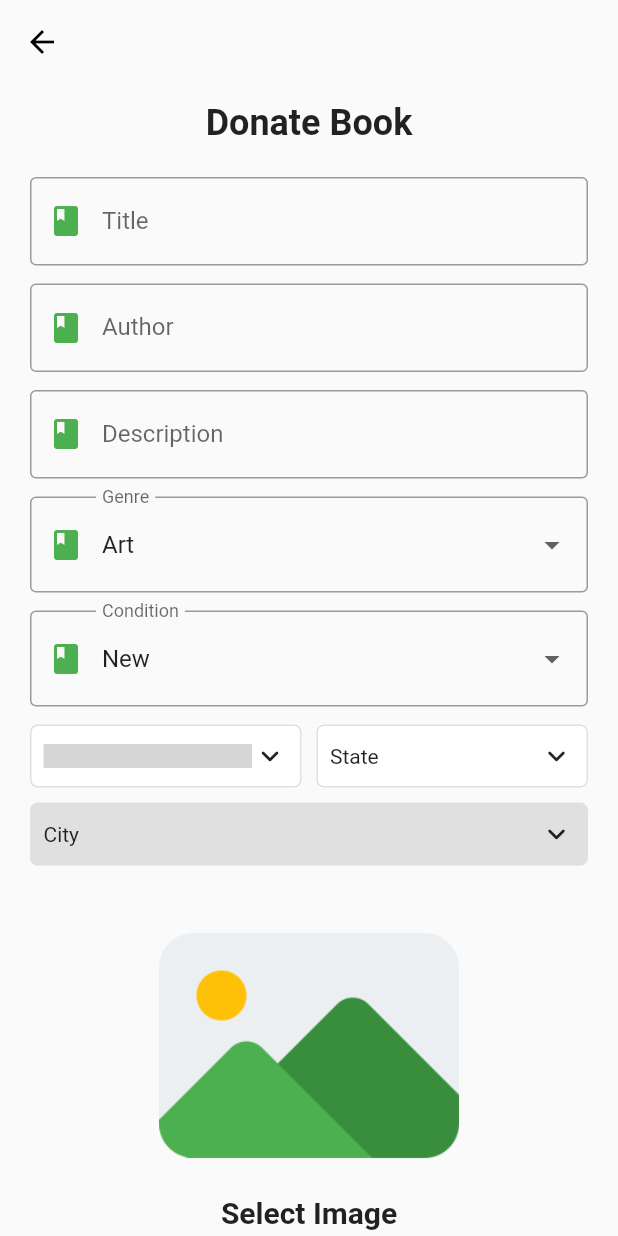
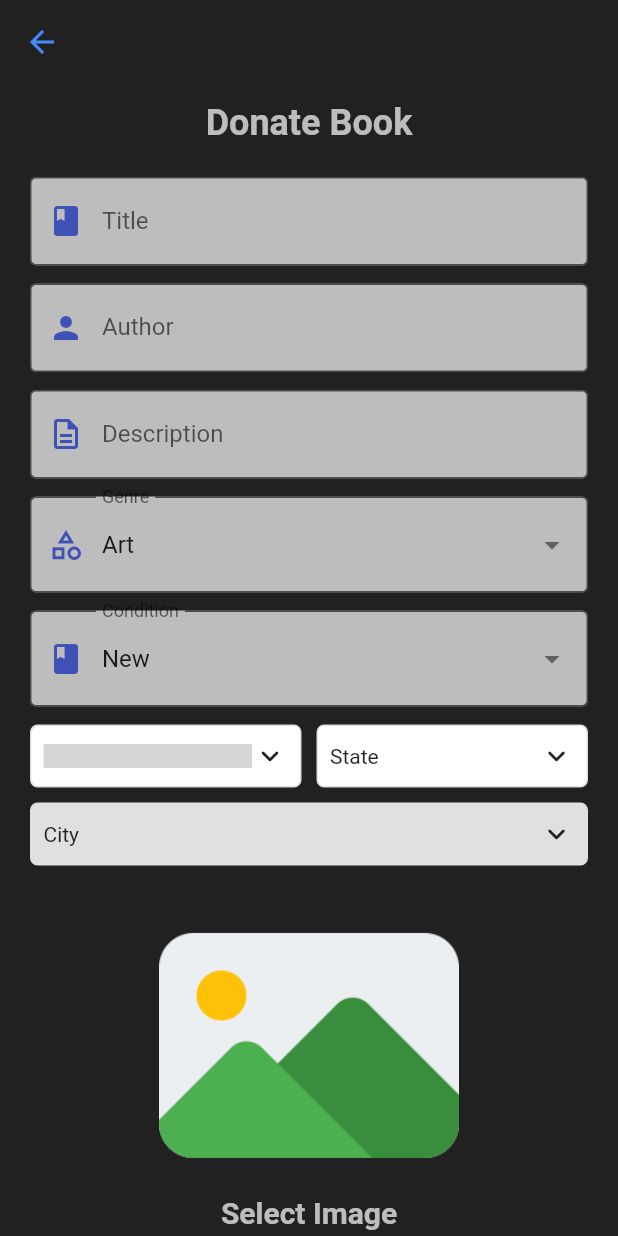
Before and after one commit to varun2430/book_bounty, a Flutter app: the screen it shows once a user with an empty profile is signed in, after a tap on "DONATE", on a phone screen of 412 x 824 dp. Run offline on Flutter 3.47's test engine with Material 2 defaults, Android fonts, the phone set to English and light mode, and no system bars; drawn by our look-alikes of csc_picker; our stand-ins replace carousel_slider, cloud_firestore, firebase_auth, firebase_core, firebase_storage, flutter_svg and 1 more; accounts and stored records are empty; network calls fail; grey boxes are pictures that could not be loaded.

Commit message:
Applies colour theme

```diff
--- a/lib/screens/details/components/body.dart
+++ b/lib/screens/details/components/body.dart
@@ -43,7 +43,7 @@ class Body extends StatelessWidget {
                     top: size.height * 0.1,
                   ),
                   decoration: const BoxDecoration(
-                    color: Colors.white,
+                    color: Colors.black87,
                     borderRadius: BorderRadius.only(
                       topLeft: Radius.circular(24),
                       topRight: Radius.circular(24),
--- a/lib/screens/details/components/description.dart
+++ b/lib/screens/details/components/description.dart
@@ -17,7 +17,7 @@ class Description extends StatelessWidget {
       ),
       child: Text(
         bookDesc,
-        style: const TextStyle(fontSize: 14),
+        style: const TextStyle(fontSize: 14,color: Colors.white70),
       ),
     );
   }
--- a/lib/screens/details/components/know_more_and_apply.dart
+++ b/lib/screens/details/components/know_more_and_apply.dart
@@ -56,7 +56,7 @@ class KnowMoreAndApply extends StatelessWidget {
                 googleSearch(title);
               },
               style: ElevatedButton.styleFrom(
-                backgroundColor: Colors.grey[500],
+                backgroundColor: Colors.blueAccent,
               ),
               child: const Text("KNOW MORE"),
             ),
@@ -74,7 +74,7 @@ class KnowMoreAndApply extends StatelessWidget {
                   child: ElevatedButton(
                     onPressed: apply,
                     style: ElevatedButton.styleFrom(
-                      backgroundColor: Colors.grey[500],
+                      backgroundColor: Colors.blueAccent,
                     ),
                     child: const Text("APPLY NOW"),
                   ),
--- a/lib/screens/details/components/location_and_condition.dart
+++ b/lib/screens/details/components/location_and_condition.dart
@@ -23,12 +23,14 @@ class LocationAndCondition extends StatelessWidget {
                 style: TextStyle(
                   fontSize: 20,
                   fontWeight: FontWeight.bold,
+                  color: Colors.white70
                 ),
               ),
               Text(
                 location,
                 style: const TextStyle(
                   fontSize: 14,
+                  color: Colors.grey
                 ),
               )
             ],
@@ -43,12 +45,14 @@ class LocationAndCondition extends StatelessWidget {
                 style: TextStyle(
                   fontSize: 20,
                   fontWeight: FontWeight.bold,
+                  color: Colors.white70
                 ),
               ),
               Text(
                 condition,
                 style: const TextStyle(
                   fontSize: 14,
+                  color:Colors.grey
                 ),
               )
             ],
--- a/lib/screens/details/details_screen.dart
+++ b/lib/screens/details/details_screen.dart
@@ -26,7 +26,7 @@ class DetailsScreen extends StatelessWidget {
   @override
   Widget build(BuildContext context) {
     return Scaffold(
-      backgroundColor: Colors.grey[300],
+      backgroundColor: Colors.grey,
       appBar: buildAppBar(context),
       body: Body(
           id: id,
--- a/lib/screens/donate/components/body.dart
+++ b/lib/screens/donate/components/body.dart
@@ -153,6 +153,7 @@ class _BodyState extends State<Body> {
               child: Text(
                 "Donate Book",
                 style: TextStyle(
+                  color: Colors.white70,
                   fontSize: 24,
                   fontWeight: FontWeight.bold,
                 ),
@@ -189,14 +190,16 @@ class _BodyState extends State<Body> {
                       controller: titleController,
                       textInputAction: TextInputAction.next,
                       decoration: const InputDecoration(
+                        filled: true,
+                        fillColor: Colors.white70,
                         border: OutlineInputBorder(
                             borderSide: BorderSide(color: Colors.black)),
                         focusedBorder: OutlineInputBorder(
                             borderSide:
-                                BorderSide(color: Color(0xFF66ffee), width: 2)),
+                                BorderSide(color:Colors.indigo, width: 2)),
                         prefixIcon: Icon(
                           Icons.book,
-                          color: Colors.green,
+                          color: Colors.indigo,
                         ),
                         labelText: 'Title',
                         hintText: 'Title',
@@ -209,14 +212,16 @@ class _BodyState extends State<Body> {
                       controller: authorController,
                       textInputAction: TextInputAction.next,
                       decoration: const InputDecoration(
+                        filled: true,
+                        fillColor: Colors.white70,
                         border: OutlineInputBorder(
                             borderSide: BorderSide(color: Colors.black)),
                         focusedBorder: OutlineInputBorder(
                             borderSide:
-                                BorderSide(color: Color(0xFF66ffee), width: 2)),
+                                BorderSide(color: Colors.indigo, width: 2)),
                         prefixIcon: Icon(
-                          Icons.book,
-                          color: Colors.green,
+                          Icons.person,
+                          color: Colors.indigo,
                         ),
                         labelText: 'Author',
                         hintText: 'Author',
@@ -229,14 +234,16 @@ class _BodyState extends State<Body> {
                       controller: descriptionController,
                       textInputAction: TextInputAction.next,
                       decoration: const InputDecoration(
+                        filled: true,
+                        fillColor: Colors.white70,
                         border: OutlineInputBorder(
                             borderSide: BorderSide(color: Colors.black)),
                         focusedBorder: OutlineInputBorder(
                             borderSide:
-                                BorderSide(color: Color(0xFF66ffee), width: 2)),
+                                BorderSide(color: Colors.indigo, width: 2)),
                         prefixIcon: Icon(
-                          Icons.book,
-                          color: Colors.green,
+                          Icons.description_outlined,
+                          color: Colors.indigo,
                         ),
                         labelText: 'Description',
                         hintText: 'Description',
@@ -255,14 +262,16 @@ class _BodyState extends State<Body> {
                           .toList(),
                       onChanged: (val) {},
                       decoration: const InputDecoration(
+                        filled: true,
+                        fillColor: Colors.white70,
                         border: OutlineInputBorder(
                             borderSide: BorderSide(color: Colors.black)),
                         focusedBorder: OutlineInputBorder(
                             borderSide:
-                                BorderSide(color: Color(0xFF66ffee), width: 2)),
+                                BorderSide(color: Colors.indigo, width: 2)),
                         prefixIcon: Icon(
-                          Icons.book,
-                          color: Colors.green,
+                          Icons.category_outlined,
+                          color: Colors.indigo,
                         ),
                         labelText: 'Genre',
                         hintText: 'Genre',
@@ -281,14 +290,16 @@ class _BodyState extends State<Body> {
                           .toList(),
                       onChanged: (val) {},
                       decoration: const InputDecoration(
+                        filled: true,
+                        fillColor: Colors.white70,
                         border: OutlineInputBorder(
                             borderSide: BorderSide(color: Colors.black)),
                         focusedBorder: OutlineInputBorder(
                             borderSide:
-                                BorderSide(color: Color(0xFF66ffee), width: 2)),
+                                BorderSide(color: Colors.indigo, width: 2)),
                         prefixIcon: Icon(
                           Icons.book,
-                          color: Colors.green,
+                          color: Colors.indigo,
                         ),
                         labelText: 'Condition',
                         hintText: 'Condition',
@@ -339,6 +350,7 @@ class _BodyState extends State<Body> {
                       const Text(
                         'Select Image',
                         style: TextStyle(
+                          color: Colors.white70,
                             fontWeight: FontWeight.bold, fontSize: 20.0),
                       ),
                       const SizedBox(
@@ -347,7 +359,7 @@ class _BodyState extends State<Body> {
                       ElevatedButton(
                           style: ButtonStyle(
                               backgroundColor:
-                                  MaterialStateProperty.all(Colors.green),
+                                  MaterialStateProperty.all(Color(0xFFa9a9a9)),
                               padding: MaterialStateProperty.all(
                                   const EdgeInsets.all(20)),
                               textStyle: MaterialStateProperty.all(
@@ -367,7 +379,7 @@ class _BodyState extends State<Body> {
                     child: ElevatedButton(
                       onPressed: donate,
                       style: ElevatedButton.styleFrom(
-                        backgroundColor: Colors.grey[500],
+                        backgroundColor: Colors.blueAccent,
                         shape: RoundedRectangleBorder(
                           borderRadius: BorderRadius.circular(25),
                         ),
--- a/lib/screens/donate/donate_screen.dart
+++ b/lib/screens/donate/donate_screen.dart
@@ -7,6 +7,7 @@ class DonateScreen extends StatelessWidget {
   @override
   Widget build(BuildContext context) {
     return Scaffold(
+      backgroundColor: Colors.grey[900],
       appBar: buildAppBar(context),
       body: const Body(),
     );
@@ -18,7 +19,7 @@ class DonateScreen extends StatelessWidget {
       elevation: 0,
       leading: IconButton(
         icon: const Icon(Icons.arrow_back),
-        color: Colors.black,
+        color: Colors.blueAccent,
         onPressed: () => Navigator.pop(context),
       ),
     );
--- a/lib/screens/home/home_screen.dart
+++ b/lib/screens/home/home_screen.dart
@@ -74,10 +74,10 @@ class _HomeScreenState extends State<HomeScreen> {
   @override
   Widget build(BuildContext context) {
     return Scaffold(
-      backgroundColor: const Color(0xFFB4E4FF),
+      backgroundColor: Colors.grey[900],
       appBar: AppBar(
         elevation: 0,
-        backgroundColor: const Color(0xFF146C94),
+        backgroundColor:Colors.grey[900],
         title: Row(
           mainAxisAlignment: MainAxisAlignment.spaceBetween,
           children: [
@@ -121,7 +121,7 @@ class _HomeScreenState extends State<HomeScreen> {
                 child: const Icon(
                   Icons.account_circle_outlined,
                   size: 34,
-                  color: Color(0xFFB4E4FF),
+                  color: Colors.blueAccent,
                 ),
               ),
             ),
@@ -255,7 +255,7 @@ class _HomeScreenState extends State<HomeScreen> {
         style: ElevatedButton.styleFrom(
           shape:
               RoundedRectangleBorder(borderRadius: BorderRadius.circular(30)),
-          backgroundColor: Colors.lightBlueAccent,
+          backgroundColor: Colors.blueAccent,
         ),
         child: const Text("DONATE"),
       ),
```
Also changed, not shown: lib/screens/profile/profile_screen.dart (+18 -3 lines).
